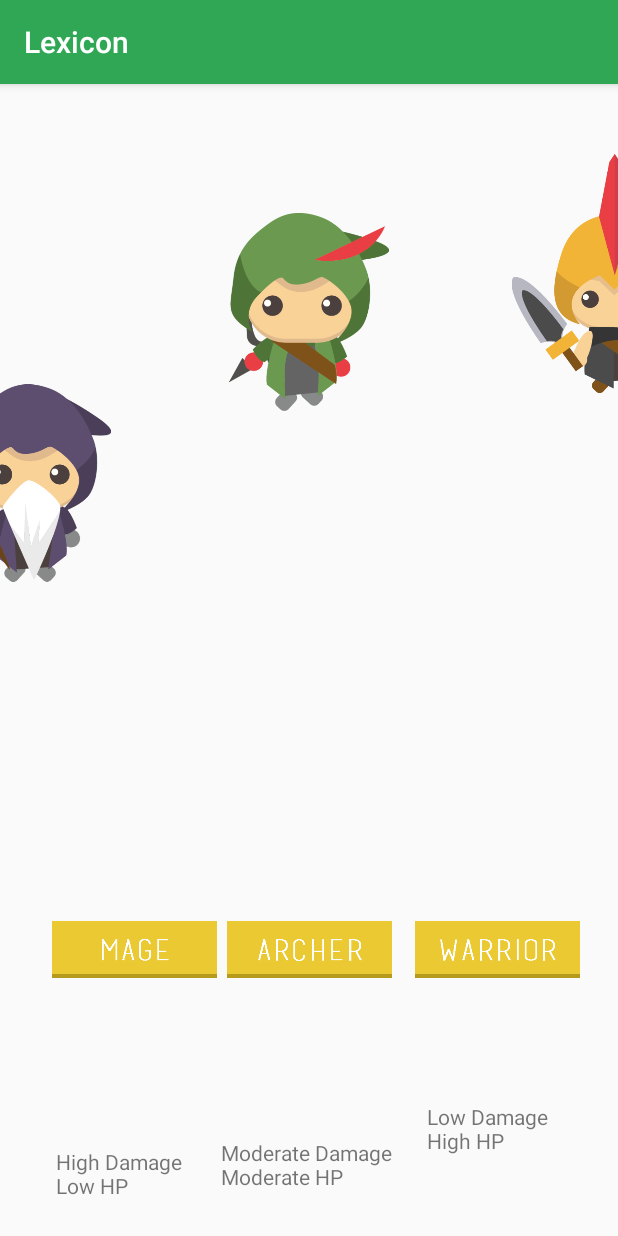
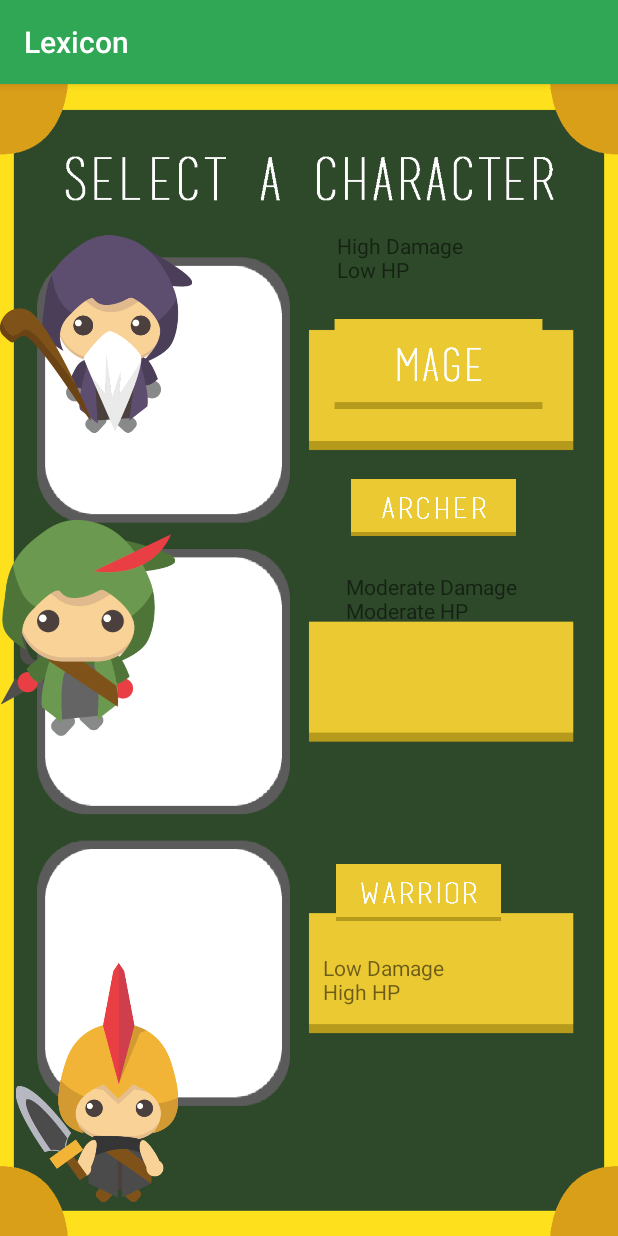
Before and after one commit to Nicdomo/Lexicon, an Android app: the NewGame screen opened directly, with no data from a screen before it, on a phone screen of 412 x 824 dp. Run offline under Robolectric (Android 15) with nearby library versions, the phone set to English and light mode, and no system bars.

Commit message:
worked on select character layout

```diff
--- a/app/src/main/res/layout/activity_new_game.xml
+++ b/app/src/main/res/layout/activity_new_game.xml
@@ -4,50 +4,45 @@
     xmlns:tools="http://schemas.android.com/tools"
     android:layout_width="match_parent"
     android:layout_height="match_parent"
-    tools:context="com.example.nicdomo.lexicon.NewGame">
+    tools:context="com.example.nicdomo.lexicon.NewGame"
+    android:background="@drawable/guide_character">
 
     <ImageView
         android:id="@+id/mageIcon"
         android:layout_width="128dp"
         android:layout_height="156dp"
         android:layout_marginBottom="8dp"
-        android:layout_marginEnd="64dp"
         android:layout_marginTop="8dp"
         android:contentDescription="@string/mageClassDescription"
         app:layout_constraintBottom_toBottomOf="parent"
-        app:layout_constraintEnd_toStartOf="@+id/archerIcon"
         app:layout_constraintTop_toTopOf="parent"
-        app:layout_constraintVertical_bias="0.302"
-        app:srcCompat="@drawable/mage_front" />
+        app:layout_constraintVertical_bias="0.135"
+        app:srcCompat="@drawable/mage_front"
+        tools:layout_editor_absoluteX="16dp" />
 
     <ImageView
         android:id="@+id/archerIcon"
-        android:layout_width="137dp"
-        android:layout_height="132dp"
+        android:layout_width="117dp"
+        android:layout_height="144dp"
         android:layout_marginBottom="8dp"
-        android:layout_marginEnd="8dp"
-        android:layout_marginStart="8dp"
         android:layout_marginTop="56dp"
         app:layout_constraintBottom_toBottomOf="parent"
-        app:layout_constraintEnd_toEndOf="parent"
-        app:layout_constraintHorizontal_bias="0.501"
-        app:layout_constraintStart_toStartOf="parent"
         app:layout_constraintTop_toTopOf="parent"
-        app:layout_constraintVertical_bias="0.052"
-        app:srcCompat="@drawable/archer_front" />
+        app:layout_constraintVertical_bias="0.419"
+        app:srcCompat="@drawable/archer_front"
+        tools:layout_editor_absoluteX="42dp" />
 
     <ImageView
         android:id="@+id/warriorIcon"
         android:layout_width="129dp"
         android:layout_height="159dp"
         android:layout_marginBottom="8dp"
-        android:layout_marginStart="56dp"
         android:layout_marginTop="32dp"
         app:layout_constraintBottom_toBottomOf="parent"
-        app:layout_constraintStart_toEndOf="@+id/archerIcon"
         app:layout_constraintTop_toTopOf="parent"
-        app:layout_constraintVertical_bias="0.026"
-        app:srcCompat="@drawable/warrior_front" />
+        app:layout_constraintVertical_bias="0.974"
+        app:srcCompat="@drawable/warrior_front"
+        tools:layout_editor_absoluteX="16dp" />
 
     <TextView
         android:id="@+id/textViewMageDescription"
@@ -61,10 +56,10 @@
         android:text="@string/textviewMageDescription"
         app:layout_constraintBottom_toBottomOf="parent"
         app:layout_constraintEnd_toEndOf="parent"
-        app:layout_constraintHorizontal_bias="0.095"
+        app:layout_constraintHorizontal_bias="0.703"
         app:layout_constraintStart_toStartOf="parent"
         app:layout_constraintTop_toTopOf="parent"
-        app:layout_constraintVertical_bias="1.0" />
+        app:layout_constraintVertical_bias="0.128" />
 
     <TextView
         android:id="@+id/textViewArcherDescription"
@@ -78,10 +73,10 @@
         android:text="@string/textviewArcherDescription"
         app:layout_constraintBottom_toBottomOf="parent"
         app:layout_constraintEnd_toEndOf="parent"
-        app:layout_constraintHorizontal_bias="0.501"
+        app:layout_constraintHorizontal_bias="0.8"
         app:layout_constraintStart_toStartOf="parent"
         app:layout_constraintTop_toTopOf="parent"
-        app:layout_constraintVertical_bias="0.987" />
+        app:layout_constraintVertical_bias="0.451" />
 
     <TextView
         android:id="@+id/textViewWarriorDescription"
@@ -95,10 +90,10 @@
         android:text="@string/textviewWarriorDescription"
         app:layout_constraintBottom_toBottomOf="parent"
         app:layout_constraintEnd_toEndOf="parent"
-        app:layout_constraintHorizontal_bias="0.887"
+        app:layout_constraintHorizontal_bias="0.664"
         app:layout_constraintStart_toStartOf="parent"
         app:layout_constraintTop_toTopOf="parent"
-        app:layout_constraintVertical_bias="0.939" />
+        app:layout_constraintVertical_bias="0.8" />
 
     <ImageButton
         android:id="@+id/imageButtonArcher"
@@ -111,10 +106,10 @@
         android:background="@drawable/archer_button"
         app:layout_constraintBottom_toBottomOf="parent"
         app:layout_constraintEnd_toEndOf="parent"
-        app:layout_constraintHorizontal_bias="0.501"
+        app:layout_constraintHorizontal_bias="0.8"
         app:layout_constraintStart_toStartOf="parent"
         app:layout_constraintTop_toTopOf="parent"
-        app:layout_constraintVertical_bias="0.77" />
+        app:layout_constraintVertical_bias="0.358" />
 
     <ImageButton
         android:id="@+id/imageButtonWarrior"
@@ -127,15 +122,15 @@
         android:background="@drawable/warrior_button"
         app:layout_constraintBottom_toBottomOf="parent"
         app:layout_constraintEnd_toEndOf="parent"
-        app:layout_constraintHorizontal_bias="0.954"
+        app:layout_constraintHorizontal_bias="0.764"
         app:layout_constraintStart_toStartOf="parent"
         app:layout_constraintTop_toTopOf="parent"
-        app:layout_constraintVertical_bias="0.77" />
+        app:layout_constraintVertical_bias="0.717" />
 
     <ImageButton
         android:id="@+id/imageButtonMage3"
-        android:layout_width="119dp"
-        android:layout_height="38dp"
+        android:layout_width="150dp"
+        android:layout_height="60dp"
         android:layout_marginBottom="8dp"
         android:layout_marginEnd="8dp"
         android:layout_marginStart="8dp"
@@ -143,9 +138,9 @@
         android:background="@drawable/mage_button"
         app:layout_constraintBottom_toBottomOf="parent"
         app:layout_constraintEnd_toEndOf="parent"
-        app:layout_constraintHorizontal_bias="0.08"
+        app:layout_constraintHorizontal_bias="0.850"
         app:layout_constraintStart_toStartOf="parent"
         app:layout_constraintTop_toTopOf="parent"
-        app:layout_constraintVertical_bias="0.77" />
+        app:layout_constraintVertical_bias="0.215" />
 
 </android.support.constraint.ConstraintLayout>
```
Also changed, not shown: app/src/main/res/drawable/guide_character.png (added).
